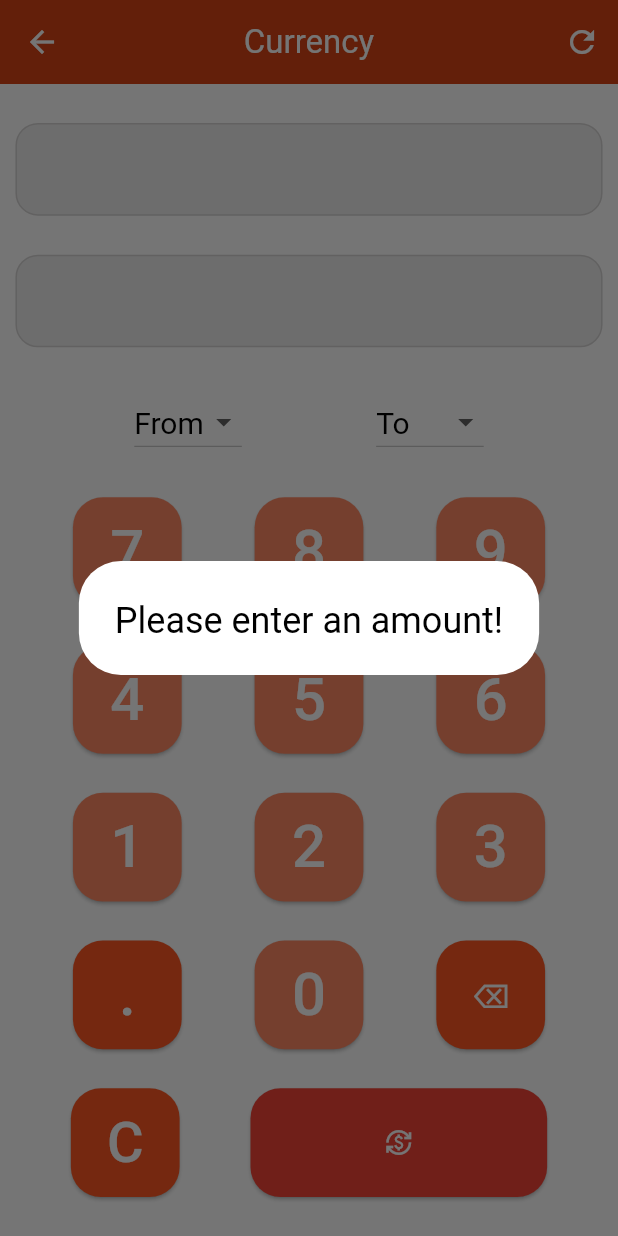
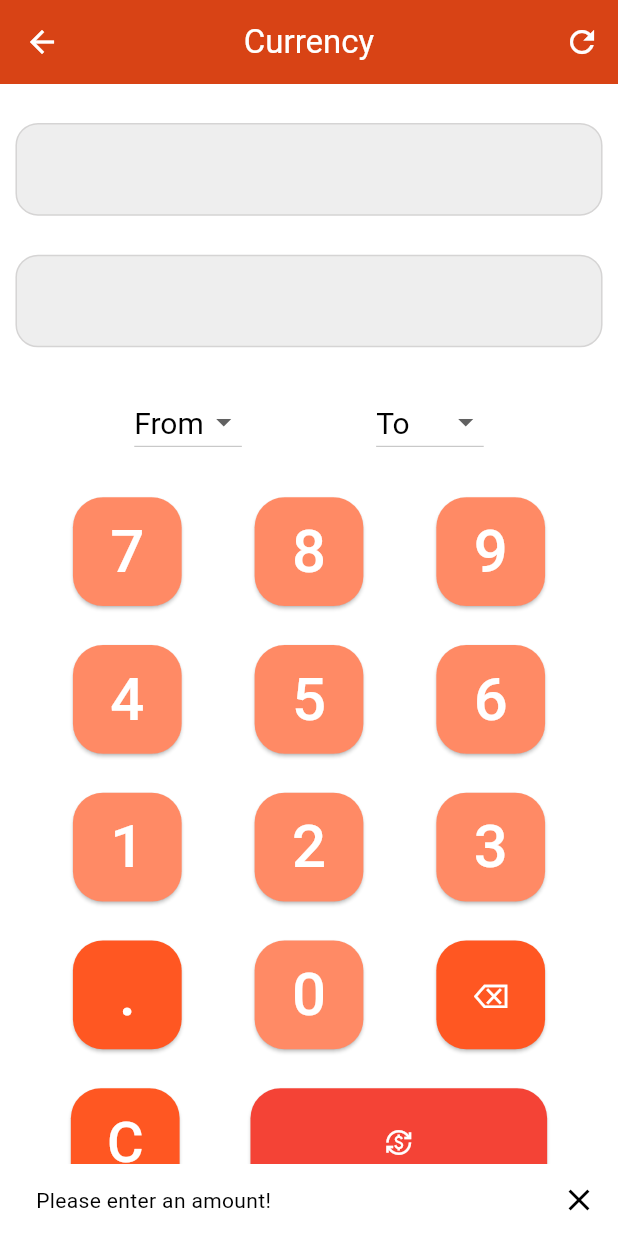
Before and after one commit to Krystizz/Calculator-App-DevSoc, a Flutter app: the CurrencyPage screen opened directly, after a tap on the "currency exchange" icon, on a phone screen of 412 x 824 dp. Run offline on Flutter 3.47's test engine with Material 3 defaults, Android fonts, the phone set to English and light mode, and no system bars; our stand-ins replace auto_size_text, cloud_firestore, decimal, firebase_auth, firebase_core, package_info_plus; accounts and stored records are empty; generated files the repository leaves out were written again.

Commit message:
Bug Fixes (v1.1.0 Release)

```diff
--- a/lib/calculator/homepage.dart
+++ b/lib/calculator/homepage.dart
@@ -83,14 +83,14 @@ class _MyHomePageState extends State<MyHomePage> {
             newNum = num2.toString();
           } catch (e) {
             globals.showErrorMessage('Math Error (Invalid Input)', context);
-            clear();
+            shouldClear = false;
             return;
           }
         } else if (oper == '÷') {
           if (num2 == Decimal.parse('0.0')) {
             globals.showErrorMessage(
                 'Math Error (Cannot divide by zero)', context);
-            clear();
+            shouldClear = false;
             return;
           } else {
             globals.ans = (num1 / num2).toDouble().toString();
@@ -460,7 +460,7 @@ class _MyHomePageState extends State<MyHomePage> {
                   }, '.'),
                   globals.uiButton(btnHeight, globals.style1, () {
                     calculate();
-                    if (prevNum.isNotEmpty) {
+                    if (prevNum.isNotEmpty && shouldClear) {
                       save(globals.lastCalc);
                     }
                   }, '='),
--- a/lib/globals.dart
+++ b/lib/globals.dart
@@ -31,14 +31,14 @@ ButtonStyle style3 = ElevatedButton.styleFrom(
 );
 
 void showErrorMessage(String msg, BuildContext context) {
-  showDialog(
-      context: context,
-      builder: (context) {
-        return AlertDialog(
-          backgroundColor: backgroundColor,
-          title: Center(child: Text(msg, style: TextStyle(color: textColor))),
-        );
-      });
+  final snackBar = SnackBar(
+    showCloseIcon: true,
+    closeIconColor: textColor,
+    duration: const Duration(seconds: 5),
+    backgroundColor: backgroundColor,
+    content: Text(msg, style: TextStyle(color: textColor)),
+  );
+  ScaffoldMessenger.of(context).showSnackBar(snackBar);
 }
 
 void darkTheme() {
@@ -90,6 +90,8 @@ void darkTheme() {
 }
 
 String formatNumber(String num) {
+  Decimal sign = (double.parse(num) < 0) ? Decimal.parse('-1') : Decimal.parse('1');
+  num = Decimal.parse(num).abs().toString();
   if (Decimal.parse(num) > Decimal.parse('1e10')) {
     num = Decimal.parse(num).toStringAsExponential(3);
   } else if (Decimal.parse(num) < Decimal.parse('1e-5')) {
@@ -102,6 +104,7 @@ String formatNumber(String num) {
       num.substring(num.indexOf('.'), num.length).length > 6) {
     num = Decimal.parse(num).toStringAsFixed(5);
   }
+  num = (Decimal.parse(num) * sign).toString();
   return num;
 }
 
--- a/pubspec.yaml
+++ b/pubspec.yaml
@@ -16,7 +16,7 @@ publish_to: 'none' # Remove this line if you wish to publish to pub.dev
 # https://developer.apple.com/library/archive/documentation/General/Reference/InfoPlistKeyReference/Articles/CoreFoundationKeys.html
 # In Windows, build-name is used as the major, minor, and patch parts
 # of the product and file versions while build-number is used as the build suffix.
-version: 1.0.0
+version: 1.1.0
 
 environment:
   sdk: '>=3.1.3 <4.0.0'
```
